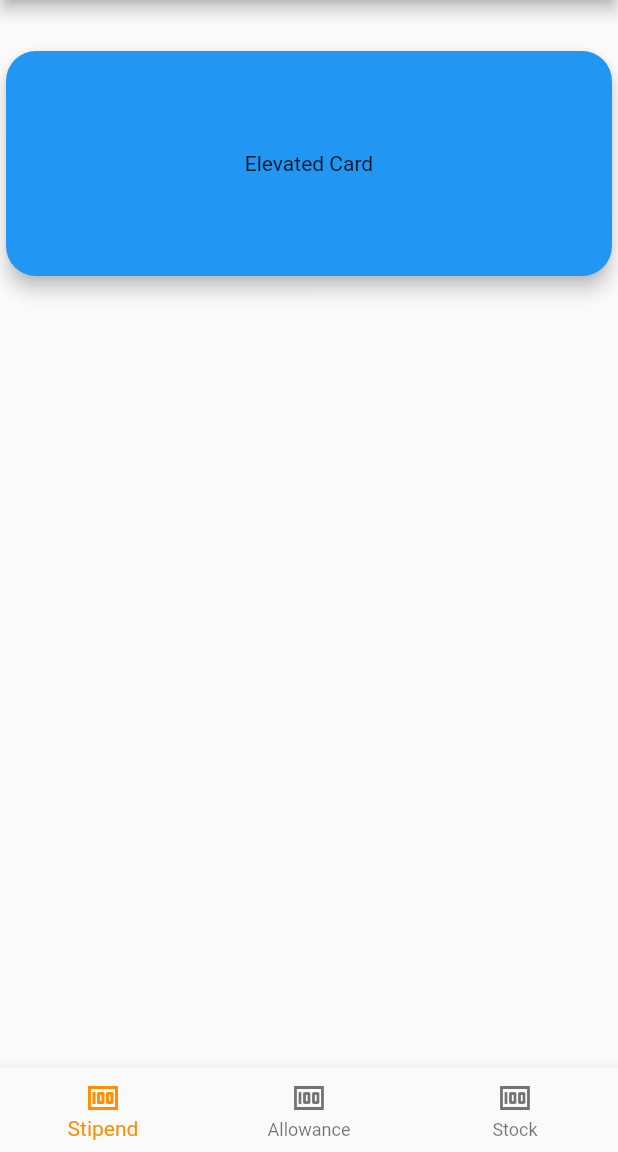
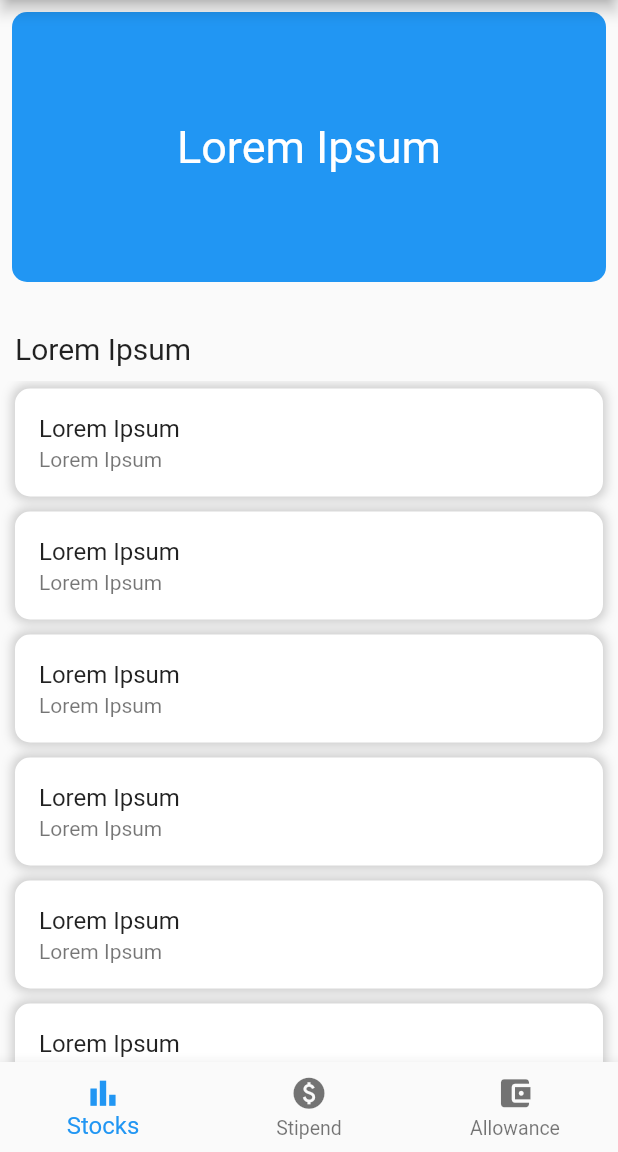
Before and after one commit to PictMoneyTracker/money-tracker-frontend, a Flutter app: the screen it shows once a user with an empty profile is signed in, on a phone screen of 412 x 824 dp, the part 84-1236 px from its top. Run offline on Flutter 3.47's test engine with Material 2 defaults, Android fonts, the light colour scheme and no system bars; our stand-ins replace animated_text_kit, bloc, cloud_firestore, firebase_auth, firebase_core, flutter_bloc and 3 more; accounts and stored records are empty; network calls fail.

Commit message:
dashboard skeleton implemented

```diff
--- /dev/null
+++ b/lib/design/widgets/mt_bottom_navbar.dart
@@ -0,0 +1,30 @@
+import 'package:flutter/material.dart';
+
+class MtBottomNavbar extends StatelessWidget {
+  const MtBottomNavbar({super.key});
+
+  @override
+  Widget build(BuildContext context) {
+    return BottomNavigationBar(
+      iconSize: 25,
+      selectedFontSize: 16,
+      unselectedFontSize: 13,
+      // currentIndex: currentIndex,
+      // onTap: (index) => setState(() => currentIndex = index),
+      items: const [
+        BottomNavigationBarItem(
+          icon: Icon(Icons.bar_chart),
+          label: 'Stocks',
+        ),
+        BottomNavigationBarItem(
+          icon: Icon(Icons.paid),
+          label: 'Stipend',
+        ),
+        BottomNavigationBarItem(
+          icon: Icon(Icons.account_balance_wallet),
+          label: 'Allowance',
+        ),
+      ],
+    );
+  }
+}
--- a/lib/features/auth/ui/login.dart
+++ b/lib/features/auth/ui/login.dart
@@ -24,7 +24,6 @@ class AuthPage extends StatelessWidget {
         },
         builder: (context, state) {
           if (state is AuthInitialState) {
-            // TODO: Add UI here
             return ListView(
               padding: const EdgeInsets.all(15),
               children: <Widget>[
--- a/lib/features/dashboard/ui/mt_dashboard.dart
+++ b/lib/features/dashboard/ui/mt_dashboard.dart
@@ -1,39 +1,10 @@
-
 import 'package:flutter/material.dart';
-
+import '../../../design/widgets/mt_bottom_navbar.dart';
+import 'widgets/balance_card.dart';
 import 'widgets/transaction_card.dart';
 
-class MtDashboard extends StatefulWidget {
+class MtDashboard extends StatelessWidget {
   const MtDashboard({super.key});
-
-  @override
-  State<MtDashboard> createState() => _MyStatefulWidgetState();
-}
-
-class _MyStatefulWidgetState extends State<MtDashboard> {
-  int _selectedIndex = 0;
-  static const TextStyle optionStyle =
-      TextStyle(fontSize: 30, fontWeight: FontWeight.bold);
-  static const List<Widget> _widgetOptions = <Widget>[
-    Text(
-      'Index 0: Stipend',
-      style: optionStyle,
-    ),
-    Text(
-      'Index 1: Allowance',
-      style: optionStyle,
-    ),
-    Text(
-      'Index 2: Stock',
-      style: optionStyle,
-    ),
-  ];
-
-  void _onItemTapped(int index) {
-    setState(() {
-      _selectedIndex = index;
-    });
-  }
 
   @override
   Widget build(BuildContext context) {
@@ -42,43 +13,72 @@ class _MyStatefulWidgetState extends State<MtDashboard> {
         title: const Text('Money Tracker'),
         leading: IconButton(
           onPressed: () {},
-          icon: Icon(Icons.menu),
+          icon: const Icon(Icons.menu),
           tooltip: 'Show Menu',
         ),
         actions: <Widget>[
           IconButton(
             onPressed: () {},
-            icon: Icon(Icons.settings),
+            icon: const Icon(Icons.settings),
             tooltip: 'Show Settings',
           ),
         ],
       ),
       body: Column(
-        children: const [
-          SizedBox(height: 30),
-          TransactionCard(),
-          SizedBox(height: 30),
+        crossAxisAlignment: CrossAxisAlignment.start,
+        children: [
+          const BalanceCard(),
+          const SizedBox(
+            height: 25,
+          ),
+          Container(
+            margin: const EdgeInsets.symmetric(horizontal: 10.0),
+            child: const Text(
+              'Lorem Ipsum',
+              textAlign: TextAlign.left,
+              style: TextStyle(
+                fontSize: 20,
+              ),
+            ),
+          ),
+          const SizedBox(
+            height: 10,
+          ),
+          const Expanded(
+            child: ListViewBuilder(),
+          ),
         ],
       ),
-      bottomNavigationBar: BottomNavigationBar(
-        items: const <BottomNavigationBarItem>[
-          BottomNavigationBarItem(
-            icon: Icon(Icons.money),
-            label: 'Stipend',
-          ),
-          BottomNavigationBarItem(
-            icon: Icon(Icons.money),
-            label: 'Allowance',
-          ),
-          BottomNavigationBarItem(
-            icon: Icon(Icons.money),
-            label: 'Stock',
-          ),
-        ],
-        currentIndex: _selectedIndex,
-        selectedItemColor: Colors.amber[800],
-        onTap: _onItemTapped,
-      ),
+      bottomNavigationBar: const MtBottomNavbar(),
     );
   }
 }
+
+class ListViewBuilder extends StatelessWidget {
+  const ListViewBuilder({Key? key}) : super(key: key);
+
+  @override
+  Widget build(BuildContext context) {
+    return ListView.builder(
+      itemCount: 10,
+      itemBuilder: (BuildContext context, int index) {
+        return Container(
+          margin: const EdgeInsets.symmetric(vertical: 5.0, horizontal: 10.0),
+          decoration: BoxDecoration(
+            color: Colors.white,
+            borderRadius: BorderRadius.circular(10.0),
+            boxShadow: [
+              BoxShadow(
+                color: Colors.grey.withOpacity(0.5),
+                spreadRadius: 2,
+                blurRadius: 5,
+                // offset: Offset(0, 3),
+              ),
+            ],
+          ),
+          child: const TransactionCard(),
+        );
+      },
+    );
+  }
+}
--- /dev/null
+++ b/lib/features/dashboard/ui/widgets/balance_card.dart
@@ -0,0 +1,29 @@
+import 'package:flutter/material.dart';
+
+class BalanceCard extends StatelessWidget {
+  const BalanceCard({
+    super.key,
+  });
+
+  @override
+  Widget build(BuildContext context) {
+    return Container(
+      decoration: BoxDecoration(
+        borderRadius: BorderRadius.circular(10),
+        color: Colors.blue,
+      ),
+      margin: const EdgeInsets.all(8),
+      height: 180,
+      width: double.infinity,
+      child: const Center(
+        child: Text(
+          'Lorem Ipsum',
+          style: TextStyle(
+            fontSize: 30,
+            color: Colors.white,
+          ),
+        ),
+      ),
+    );
+  }
+}
--- a/lib/features/dashboard/ui/widgets/transaction_card.dart
+++ b/lib/features/dashboard/ui/widgets/transaction_card.dart
@@ -1,22 +1,21 @@
 import 'package:flutter/material.dart';
 
 class TransactionCard extends StatelessWidget {
-  const TransactionCard({super.key});
+  const TransactionCard({
+    super.key,
+  });
 
   @override
   Widget build(BuildContext context) {
-    return const Center(
-      child: Card(
-        elevation: 5,
-        shape: RoundedRectangleBorder(
-            borderRadius: BorderRadius.all(Radius.circular(20))),
-        color: Colors.blue,
-        child: SizedBox(
-          width: double.infinity,
-          height: 150,
-          child: Center(child: Text('Elevated Card')),
-        ),
-      ),
+    return ListTile(
+      title: const Text('Lorem Ipsum'),
+      subtitle: const Text('Lorem Ipsum'),
+      // leading: CircleAvatar(
+      //   backgroundImage: NetworkImage(myData[index].imageUrl),
+      // ),
+      onTap: () {
+        // Do something when the user taps on the container
+      },
     );
   }
 }
```
